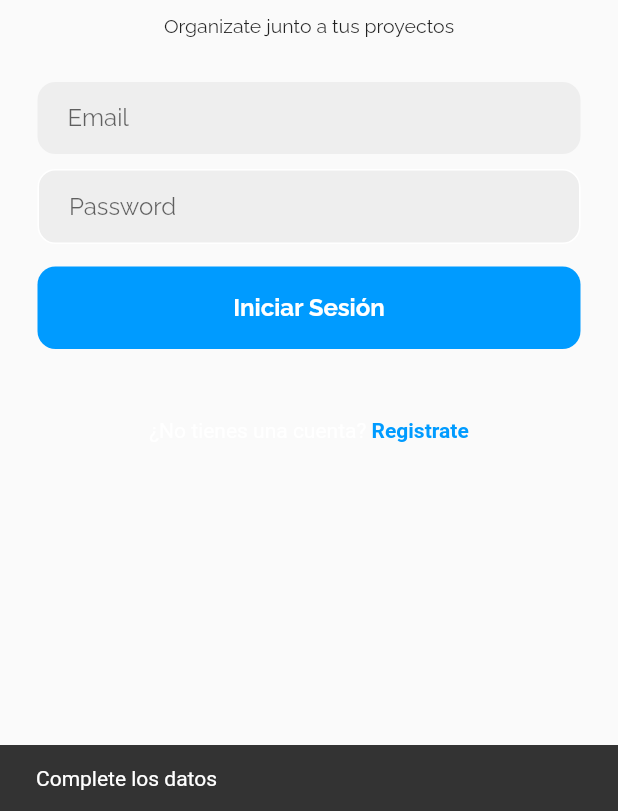
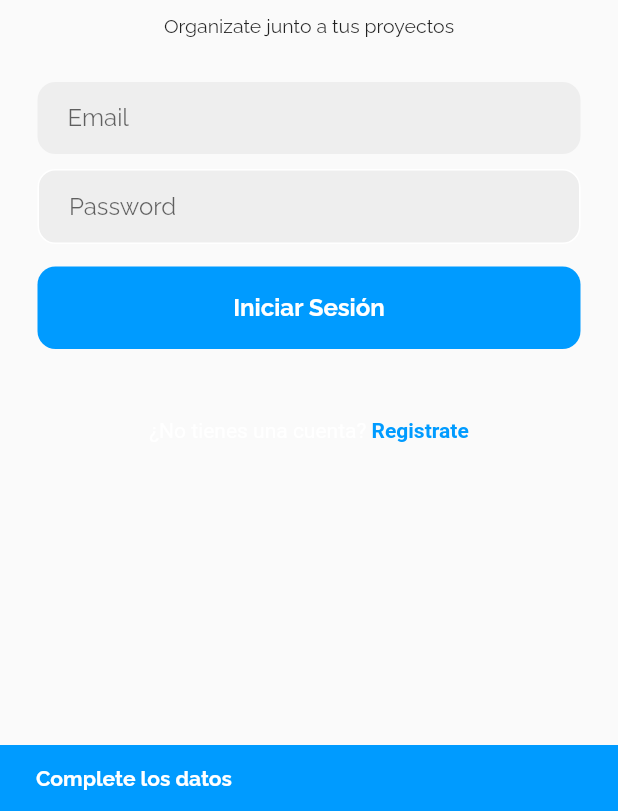
Before and after one commit to DanielFelipe10/My-Scrum, a Flutter app: the screen it shows after launch, after a tap on "Iniciar Sesión", on a phone screen of 412 x 824 dp, the part 425-1236 px from its top. Run offline on Flutter 3.47's test engine with Material 2 defaults, Android fonts, the phone set to English and light mode, and no system bars; our stand-ins replace google_fonts, supabase; accounts and stored records are empty; Roboto replaces fonts that are missing (Play).

Commit message:
change style on sign up and login function conditionals

```diff
--- a/lib/meta/views/auth/login_view.dart
+++ b/lib/meta/views/auth/login_view.dart
@@ -91,8 +91,13 @@ class _LoginViewState extends State<LoginView> {
                     authenticationNotifier.login(
                         context: context, email: email, password: password);
                   } else {
-                    ScaffoldMessenger.of(context).showSnackBar(
-                        SnackBar(content: Text('Complete los datos')));
+                    ScaffoldMessenger.of(context).showSnackBar(SnackBar(
+                      content: Text(
+                        'Complete los datos',
+                        style: mainFont.copyWith(fontWeight: FontWeight.bold),
+                      ),
+                      backgroundColor: mainColor,
+                    ));
                   }
                 },
                 child: Container(
```
Also changed, not shown: lib/app/service/auth_service.dart (+22 -6 lines), lib/meta/views/auth/register_view.dart (+7 -2 lines).
